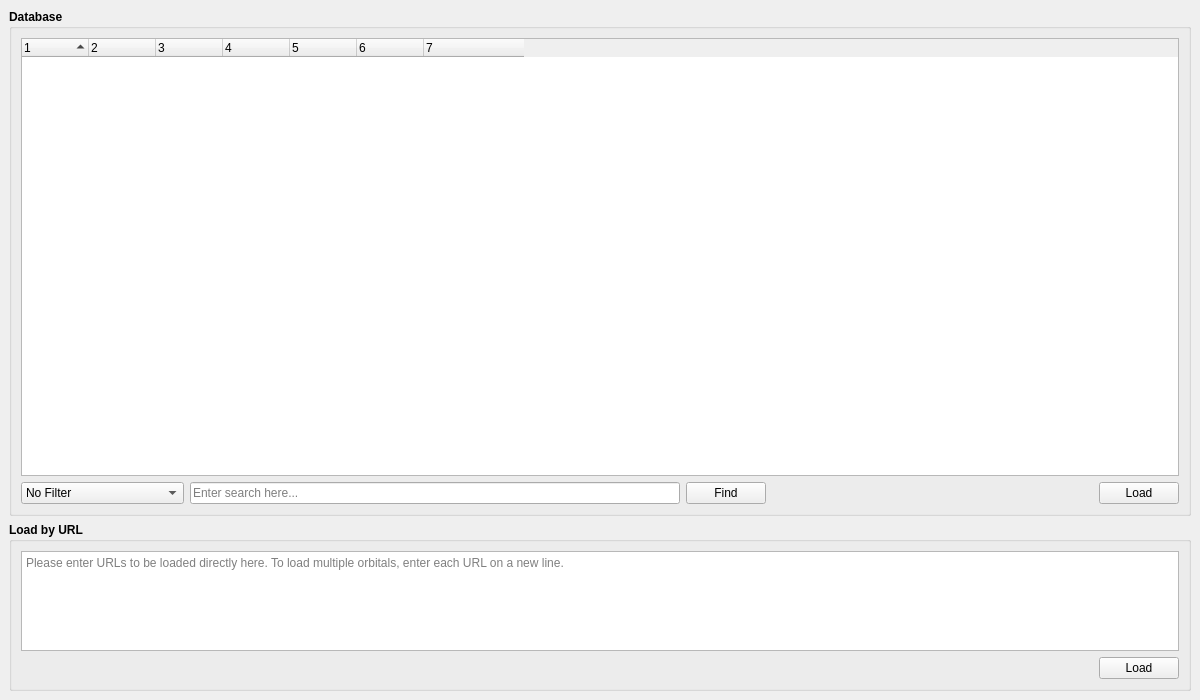
Before: the Qt Designer form kmap/ui/databasewindow.ui in brands-d/kMap, drawn with Qt 5.
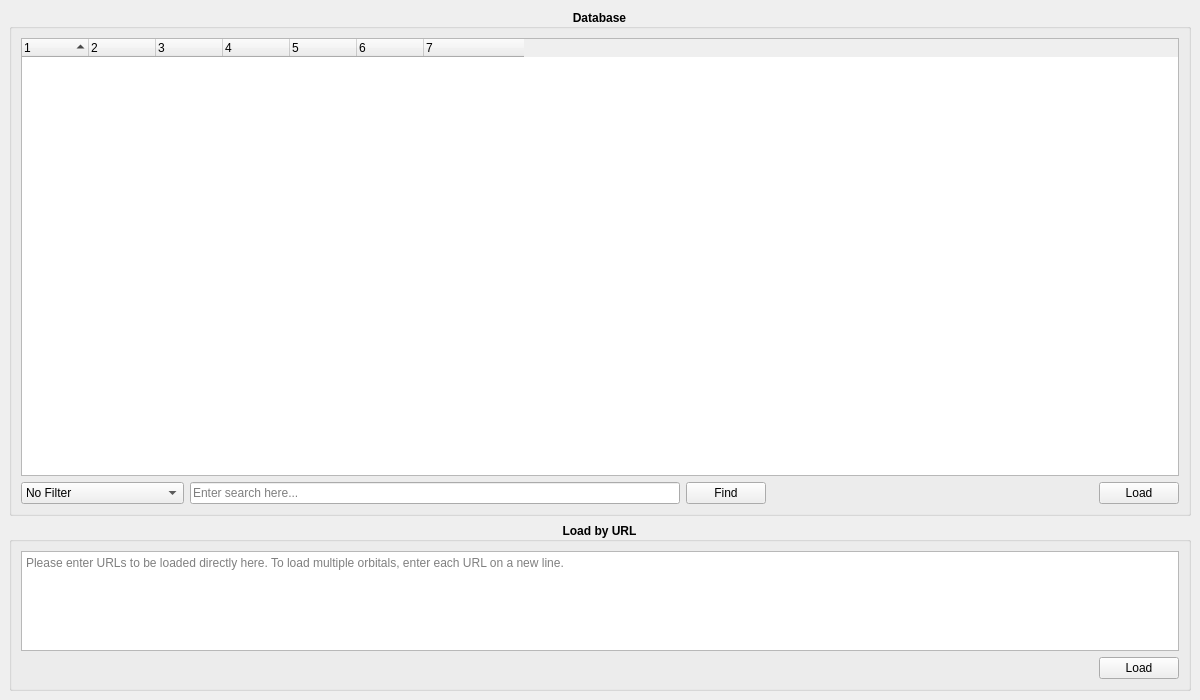
After: the same form once the commit is applied.

The edit to the form file:
```diff
--- a/kmap/ui/databasewindow.ui
+++ b/kmap/ui/databasewindow.ui
@@ -29,6 +29,9 @@
       <property name="title">
        <string>Database</string>
       </property>
+      <property name="alignment">
+       <set>Qt::AlignCenter</set>
+      </property>
       <layout class="QVBoxLayout" name="verticalLayout_3">
        <item>
         <widget class="QTreeWidget" name="tree">
@@ -254,6 +257,9 @@
       <property name="title">
        <string>Load by URL</string>
       </property>
+      <property name="alignment">
+       <set>Qt::AlignCenter</set>
+      </property>
       <layout class="QVBoxLayout" name="verticalLayout_2">
        <item>
         <widget class="QPlainTextEdit" name="text_edit">
```
